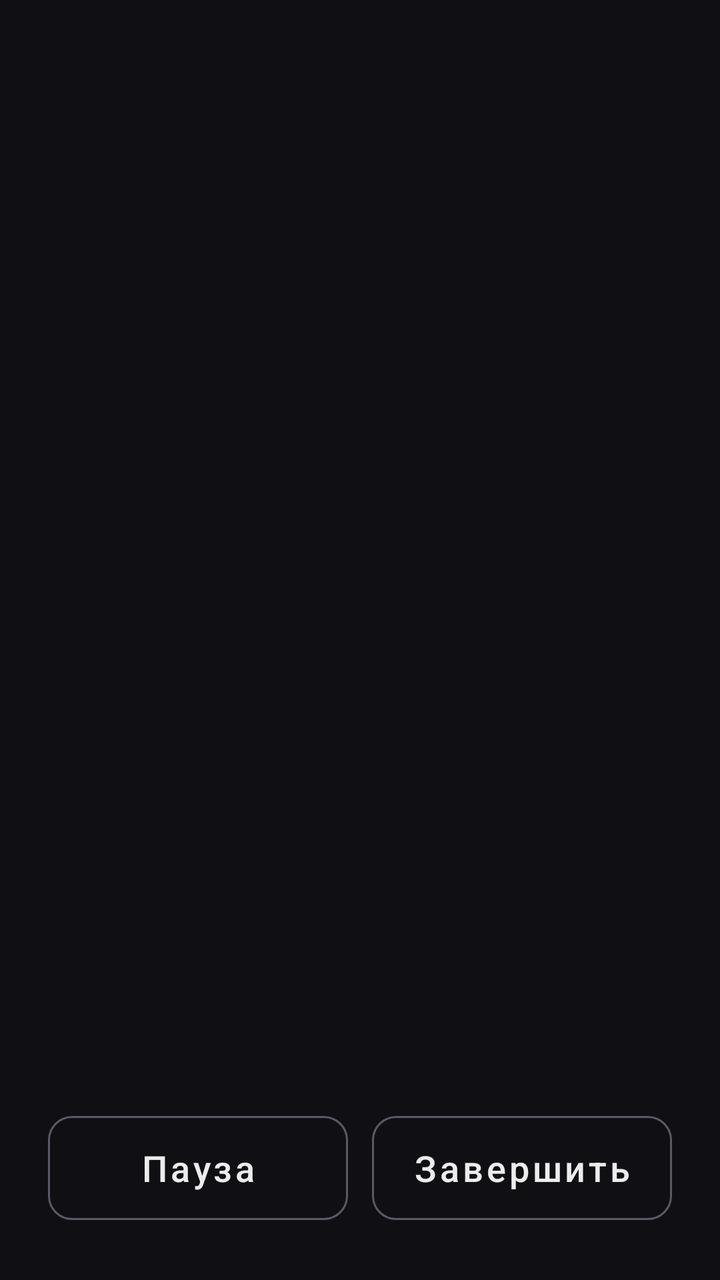
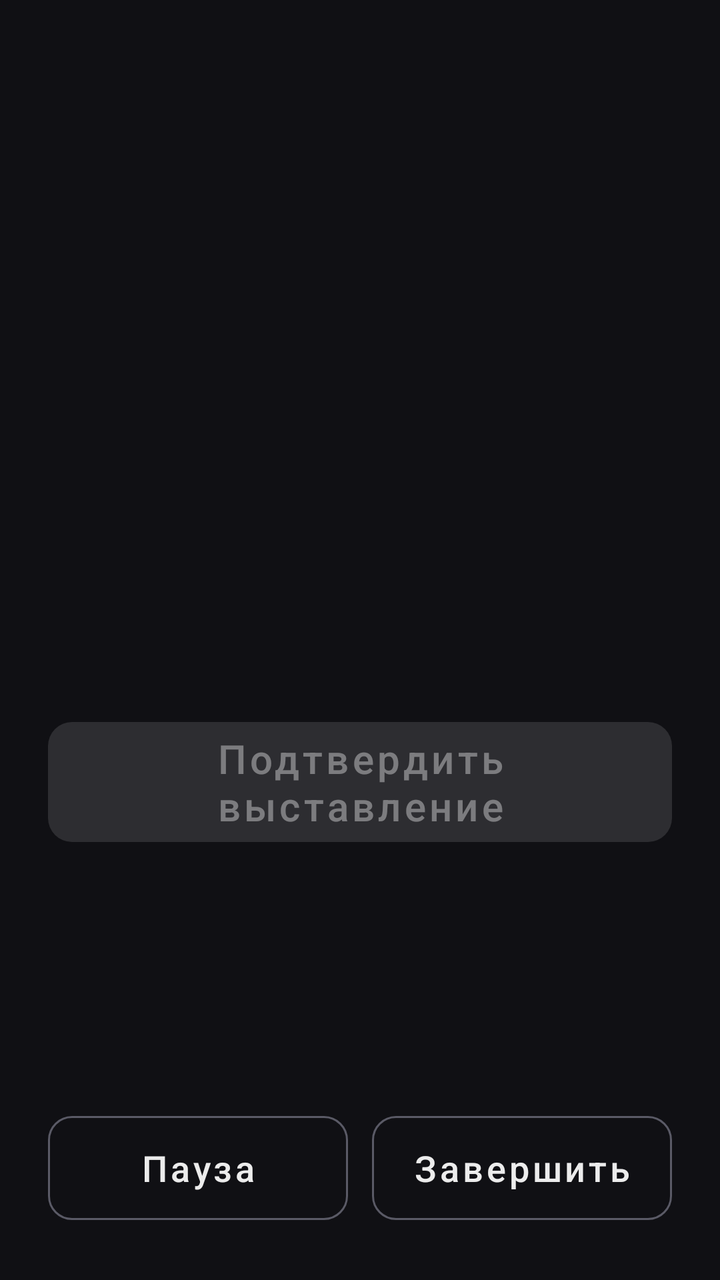

The first picture is an Android layout as it rendered before a commit; the second is the same layout after the commit. The layout source and the unified diff follow.
<!-- AndroidManifest.xml: application theme Theme.Lobby1 -->
<!-- res/layout/screen_speech.xml -->
<?xml version="1.0" encoding="utf-8"?>
<LinearLayout xmlns:android="http://schemas.android.com/apk/res/android"
    style="@style/Screen"
    android:orientation="vertical">

    <TextView
        android:id="@+id/title"
        style="@style/Title" />

    <TextView
        android:id="@+id/time"
        style="@style/BigNumber"
        android:textSize="80sp" />

    <TextView
        android:id="@+id/nominees"
        style="@style/Body"
        android:textColor="@color/text_primary" />

    <View style="@style/Spacer" />

    <TextView
        android:id="@+id/hint"
        style="@style/Body"
        android:layout_marginBottom="8dp"
        android:textSize="15sp" />

    <GridLayout
        android:id="@+id/grid"
        android:layout_width="match_parent"
        android:layout_height="wrap_content"
        android:columnCount="5" />

    <View style="@style/Spacer" />

    <include layout="@layout/timer_controls" />
</LinearLayout>
<!-- res/layout/timer_controls.xml (included above) -->
<?xml version="1.0" encoding="utf-8"?>
<LinearLayout xmlns:android="http://schemas.android.com/apk/res/android"
    android:layout_width="match_parent"
    android:layout_height="wrap_content"
    android:orientation="horizontal">

    <com.google.android.material.button.MaterialButton
        android:id="@+id/pause"
        style="@style/SecondaryButton"
        android:layout_marginEnd="6dp"
        android:text="@string/pause" />

    <com.google.android.material.button.MaterialButton
        android:id="@+id/finish"
        style="@style/SecondaryButton"
        android:layout_marginStart="6dp"
        android:text="@string/finish_early" />
</LinearLayout>
<!-- resources referenced by this layout -->
<resources>
  <color name="text_primary">#FFECECEC</color>
  <string name="finish_early">Завершить</string>
  <string name="pause">Пауза</string>
  <style name="BigNumber">
          <item name="android:layout_width">match_parent</item>
          <item name="android:layout_height">wrap_content</item>
          <item name="android:gravity">center</item>
          <item name="android:textSize">96sp</item>
          <item name="android:textStyle">bold</item>
          <item name="android:textColor">@color/text_primary</item>
          <item name="android:fontFeatureSettings">tnum</item>
      </style>
  <style name="Body">
          <item name="android:layout_width">match_parent</item>
          <item name="android:layout_height">wrap_content</item>
          <item name="android:gravity">center</item>
          <item name="android:textSize">18sp</item>
          <item name="android:textColor">@color/text_secondary</item>
          <item name="android:lineSpacingExtra">4dp</item>
      </style>
  <style name="Screen">
          <item name="android:layout_width">match_parent</item>
          <item name="android:layout_height">match_parent</item>
          <item name="android:orientation">vertical</item>
          <item name="android:padding">24dp</item>
          <item name="android:gravity">center_horizontal</item>
      </style>
  <style name="SecondaryButton" parent="Widget.MaterialComponents.Button.OutlinedButton">
          <item name="android:layout_width">0dp</item>
          <item name="android:layout_height">64dp</item>
          <item name="android:layout_weight">1</item>
          <item name="android:textSize">18sp</item>
          <item name="android:textAllCaps">false</item>
          <item name="android:textColor">@color/text_primary</item>
          <item name="strokeColor">@color/card_border</item>
          <item name="cornerRadius">12dp</item>
      </style>
  <style name="Spacer">
          <item name="android:layout_width">match_parent</item>
          <item name="android:layout_height">0dp</item>
          <item name="android:layout_weight">1</item>
      </style>
  <style name="Title">
          <item name="android:layout_width">match_parent</item>
          <item name="android:layout_height">wrap_content</item>
          <item name="android:gravity">center</item>
          <item name="android:textSize">26sp</item>
          <item name="android:textStyle">bold</item>
          <item name="android:textColor">@color/text_primary</item>
      </style>
  <style name="Theme.Lobby1" parent="Theme.MaterialComponents.NoActionBar">
          <item name="colorPrimary">@color/accent</item>
          <item name="colorPrimaryVariant">@color/accent_dark</item>
          <item name="colorOnPrimary">@color/white</item>
          <item name="colorSecondary">@color/accent</item>
          <item name="colorOnSecondary">@color/white</item>
          <item name="android:colorBackground">@color/bg</item>
          <item name="android:windowBackground">@color/bg</item>
          <item name="android:textColorPrimary">@color/text_primary</item>
          <item name="android:textColorSecondary">@color/text_secondary</item>
          <item name="android:statusBarColor">@color/bg</item>
          <item name="android:navigationBarColor">@color/bg</item>
      </style>
  <color name="text_secondary">#FF9A9AA8</color>
  <color name="card_border">#FF5A5A66</color>
  <color name="accent">#FFD32F2F</color>
  <color name="accent_dark">#FF9A0007</color>
  <color name="white">#FFFFFFFF</color>
  <color name="bg">#FF101014</color>
</resources>

<!-- the commit's change to res/layout/screen_speech.xml (unified diff, before → after) -->
@@ -31,6 +31,13 @@
         android:layout_height="wrap_content"
         android:columnCount="5" />
 
+    <com.google.android.material.button.MaterialButton
+        android:id="@+id/confirm"
+        style="@style/MainButton"
+        android:layout_marginTop="12dp"
+        android:enabled="false"
+        android:text="@string/confirm_nomination" />
+
     <View style="@style/Spacer" />
 
     <include layout="@layout/timer_controls" />
<!-- resource entries referenced after the edit -->
@@ -1,6 +1,7 @@
 <!-- resources referenced by this layout -->
 <resources>
   <color name="text_primary">#FFECECEC</color>
+  <string name="confirm_nomination">Подтвердить выставление</string>
   <string name="finish_early">Завершить</string>
   <string name="pause">Пауза</string>
   <style name="BigNumber">
@@ -19,6 +20,13 @@
           <item name="android:textSize">18sp</item>
           <item name="android:textColor">@color/text_secondary</item>
           <item name="android:lineSpacingExtra">4dp</item>
+      </style>
+  <style name="MainButton" parent="Widget.MaterialComponents.Button">
+          <item name="android:layout_width">match_parent</item>
+          <item name="android:layout_height">72dp</item>
+          <item name="android:textSize">20sp</item>
+          <item name="android:textAllCaps">false</item>
+          <item name="cornerRadius">12dp</item>
       </style>
   <style name="Screen">
           <item name="android:layout_width">match_parent</item>
